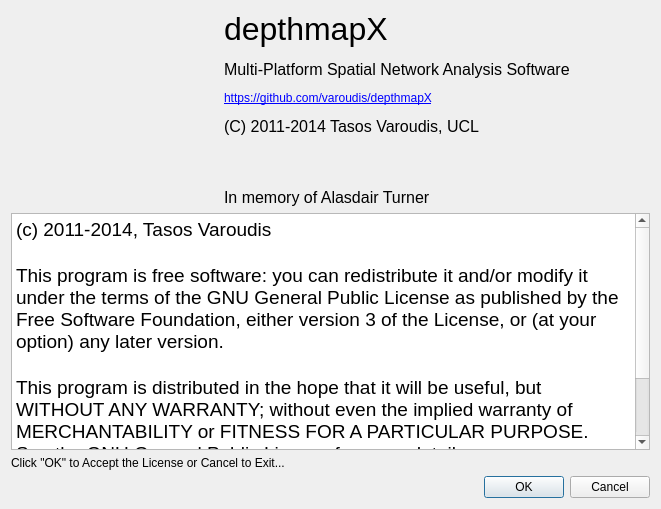
This is depthmapX/UI/licenseagreement.ui in varoudis/depthmapX as Qt 5 draws it before an edit. The edited form follows.
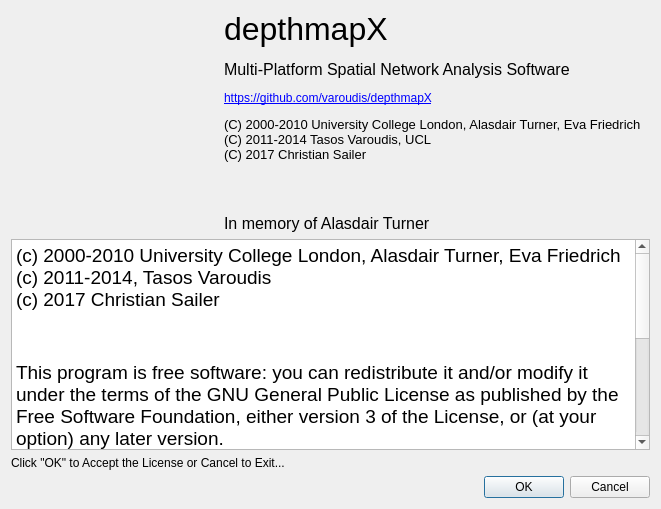
This is the edited form. Icons and pictures are not drawn.

Commit message: Fix licenseagreement.ui and set version to 0.55 to reflect the fact that it's QT5

What changed in the file:
```diff
--- a/depthmapX/UI/licenseagreement.ui
+++ b/depthmapX/UI/licenseagreement.ui
@@ -34,7 +34,7 @@
           </size>
          </property>
          <property name="text">
-          <string>&lt;html&gt;&lt;head/&gt;&lt;body&gt;&lt;p&gt;&lt;span style=&quot; font-size:24pt;&quot;&gt;depthmapX&lt;/span&gt;&lt;/p&gt;&lt;p&gt;&lt;span style=&quot; font-size:12pt;&quot;&gt;Multi-Platform Spatial Network Analysis Software&lt;/span&gt;&lt;/p&gt;&lt;p&gt;&lt;a href=&quot;https://github.com/varoudis/depthmapX&quot;&gt;&lt;span style=&quot; text-decoration: underline; color:#0000ff;&quot;&gt;https://github.com/varoudis/depthmapX&lt;/span&gt;&lt;/a&gt;&lt;/p&gt;&lt;p&gt;&lt;span style=&quot; font-size:12pt;&quot;&gt;(C) 2011-2014 Tasos Varoudis, UCL&lt;/span&gt;&lt;/p&gt;&lt;p&gt;&lt;br/&gt;&lt;/p&gt;&lt;p&gt;&lt;span style=&quot; font-size:12pt;&quot;&gt;In memory of Alasdair Turner			&lt;/span&gt;&lt;/p&gt;&lt;/body&gt;&lt;/html&gt;</string>
+          <string>&lt;html&gt;&lt;head/&gt;&lt;body&gt;&lt;p&gt;&lt;span style=&quot; font-size:24pt;&quot;&gt;depthmapX&lt;/span&gt;&lt;/p&gt;&lt;p&gt;&lt;span style=&quot; font-size:12pt;&quot;&gt;Multi-Platform Spatial Network Analysis Software&lt;/span&gt;&lt;/p&gt;&lt;p&gt;&lt;a href=&quot;https://github.com/varoudis/depthmapX&quot;&gt;&lt;span style=&quot; text-decoration: underline; color:#0000ff;&quot;&gt;https://github.com/varoudis/depthmapX&lt;/span&gt;&lt;/a&gt;&lt;/p&gt;&lt;p&gt;&lt;span style=&quot; font-size:10pt;&quot;&gt;(C) 2000-2010 University College London, Alasdair Turner, Eva Friedrich&lt;br/&gt;(C) 2011-2014 Tasos Varoudis, UCL&lt;br/&gt;(C) 2017 Christian Sailer&lt;/span&gt;&lt;/p&gt;&lt;p&gt;&lt;br/&gt;&lt;/p&gt;&lt;p&gt;&lt;span style=&quot; font-size:12pt;&quot;&gt;In memory of Alasdair Turner &lt;/span&gt;&lt;/p&gt;&lt;/body&gt;&lt;/html&gt;</string>
          </property>
         </widget>
        </item>
@@ -46,14 +46,14 @@
         <string>&lt;!DOCTYPE HTML PUBLIC &quot;-//W3C//DTD HTML 4.0//EN&quot; &quot;http://www.w3.org/TR/REC-html40/strict.dtd&quot;&gt;
 &lt;html&gt;&lt;head&gt;&lt;meta name=&quot;qrichtext&quot; content=&quot;1&quot; /&gt;&lt;style type=&quot;text/css&quot;&gt;
 p, li { white-space: pre-wrap; }
-&lt;/style&gt;&lt;/head&gt;&lt;body style=&quot; font-family:'Ubuntu'; font-size:11pt; font-weight:400; font-style:normal;&quot;&gt;
-&lt;p style=&quot; margin-top:0px; margin-bottom:0px; margin-left:0px; margin-right:0px; -qt-block-indent:0; text-indent:0px;&quot;&gt;&lt;span style=&quot; font-family:'Courier New,courier'; font-size:14pt; color:#000000;&quot;&gt;(c) 2011-2014, Tasos Varoudis&lt;/span&gt;&lt;/p&gt;
-&lt;p style=&quot;-qt-paragraph-type:empty; margin-top:0px; margin-bottom:0px; margin-left:0px; margin-right:0px; -qt-block-indent:0; text-indent:0px; font-family:'Courier New,courier'; font-size:14pt; color:#000000;&quot;&gt;&lt;br /&gt;&lt;/p&gt;
-&lt;p style=&quot; margin-top:0px; margin-bottom:0px; margin-left:0px; margin-right:0px; -qt-block-indent:0; text-indent:0px;&quot;&gt;&lt;span style=&quot; font-family:'Courier New,courier'; font-size:14pt; color:#000000;&quot;&gt;This program is free software: you can redistribute it and/or modify it under the terms of the GNU General Public License as published by the Free Software Foundation, either version 3 of the License, or (at your option) any later version.&lt;/span&gt;&lt;/p&gt;
-&lt;p style=&quot;-qt-paragraph-type:empty; margin-top:0px; margin-bottom:0px; margin-left:0px; margin-right:0px; -qt-block-indent:0; text-indent:0px; font-family:'Courier New,courier'; font-size:14pt; color:#000000;&quot;&gt;&lt;br /&gt;&lt;/p&gt;
-&lt;p style=&quot; margin-top:0px; margin-bottom:0px; margin-left:0px; margin-right:0px; -qt-block-indent:0; text-indent:0px;&quot;&gt;&lt;span style=&quot; font-family:'Courier New,courier'; font-size:14pt; color:#000000;&quot;&gt;This program is distributed in the hope that it will be useful, but WITHOUT ANY WARRANTY; without even the implied warranty of MERCHANTABILITY or FITNESS FOR A PARTICULAR PURPOSE.  See the GNU General Public License for more details.&lt;/span&gt;&lt;/p&gt;
-&lt;p style=&quot;-qt-paragraph-type:empty; margin-top:0px; margin-bottom:0px; margin-left:0px; margin-right:0px; -qt-block-indent:0; text-indent:0px; font-family:'Courier New,courier'; font-size:14pt; color:#000000;&quot;&gt;&lt;br /&gt;&lt;/p&gt;
-&lt;p style=&quot; margin-top:0px; margin-bottom:0px; margin-left:0px; margin-right:0px; -qt-block-indent:0; text-indent:0px;&quot;&gt;&lt;span style=&quot; font-family:'Courier New,courier'; font-size:14pt; color:#000000;&quot;&gt;You should have received a copy of the GNU General Public License along with this program.  If not, see &amp;lt;http://www.gnu.org/licenses/&amp;gt;.&lt;/span&gt;&lt;/p&gt;&lt;/body&gt;&lt;/html&gt;</string>
+&lt;/style&gt;&lt;/head&gt;&lt;body style=&quot; font-family:'MS Shell Dlg 2'; font-size:8.25pt; font-weight:400; font-style:normal;&quot;&gt;
+&lt;p style=&quot; margin-top:12px; margin-bottom:0px; margin-left:0px; margin-right:0px; -qt-block-indent:0; text-indent:0px;&quot;&gt;&lt;span style=&quot; font-family:'Courier New,courier'; font-size:14pt; color:#000000;&quot;&gt;(c) 2000-2010 University College London, Alasdair Turner, Eva Friedrich&lt;br /&gt;(c) 2011-2014, Tasos Varoudis&lt;br /&gt;(c) 2017 Christian Sailer&lt;/span&gt;&lt;/p&gt;
+&lt;p style=&quot; margin-top:12px; margin-bottom:12px; margin-left:0px; margin-right:0px; -qt-block-indent:0; text-indent:0px;&quot;&gt;&lt;br /&gt;&lt;/p&gt;
+&lt;p style=&quot; margin-top:12px; margin-bottom:12px; margin-left:0px; margin-right:0px; -qt-block-indent:0; text-indent:0px;&quot;&gt;&lt;span style=&quot; font-family:'Courier New,courier'; font-size:14pt; color:#000000;&quot;&gt;This program is free software: you can redistribute it and/or modify it under the terms of the GNU General Public License as published by the Free Software Foundation, either version 3 of the License, or (at your option) any later version.&lt;/span&gt;&lt;/p&gt;
+&lt;p style=&quot; margin-top:12px; margin-bottom:12px; margin-left:0px; margin-right:0px; -qt-block-indent:0; text-indent:0px;&quot;&gt;&lt;br /&gt;&lt;/p&gt;
+&lt;p style=&quot; margin-top:12px; margin-bottom:12px; margin-left:0px; margin-right:0px; -qt-block-indent:0; text-indent:0px;&quot;&gt;&lt;span style=&quot; font-family:'Courier New,courier'; font-size:14pt; color:#000000;&quot;&gt;This program is distributed in the hope that it will be useful, but WITHOUT ANY WARRANTY; without even the implied warranty of MERCHANTABILITY or FITNESS FOR A PARTICULAR PURPOSE. See the GNU General Public License for more details.&lt;/span&gt;&lt;/p&gt;
+&lt;p style=&quot; margin-top:12px; margin-bottom:12px; margin-left:0px; margin-right:0px; -qt-block-indent:0; text-indent:0px;&quot;&gt;&lt;br /&gt;&lt;/p&gt;
+&lt;p style=&quot; margin-top:12px; margin-bottom:12px; margin-left:0px; margin-right:0px; -qt-block-indent:0; text-indent:0px;&quot;&gt;&lt;span style=&quot; font-family:'Courier New,courier'; font-size:14pt; color:#000000;&quot;&gt;You should have received a copy of the GNU General Public License along with this program. If not, see &amp;lt;http://www.gnu.org/licenses/&amp;gt;.&lt;/span&gt;&lt;/p&gt;&lt;/body&gt;&lt;/html&gt;</string>
        </property>
       </widget>
      </item>
```
The commit also changes 3 other files.
